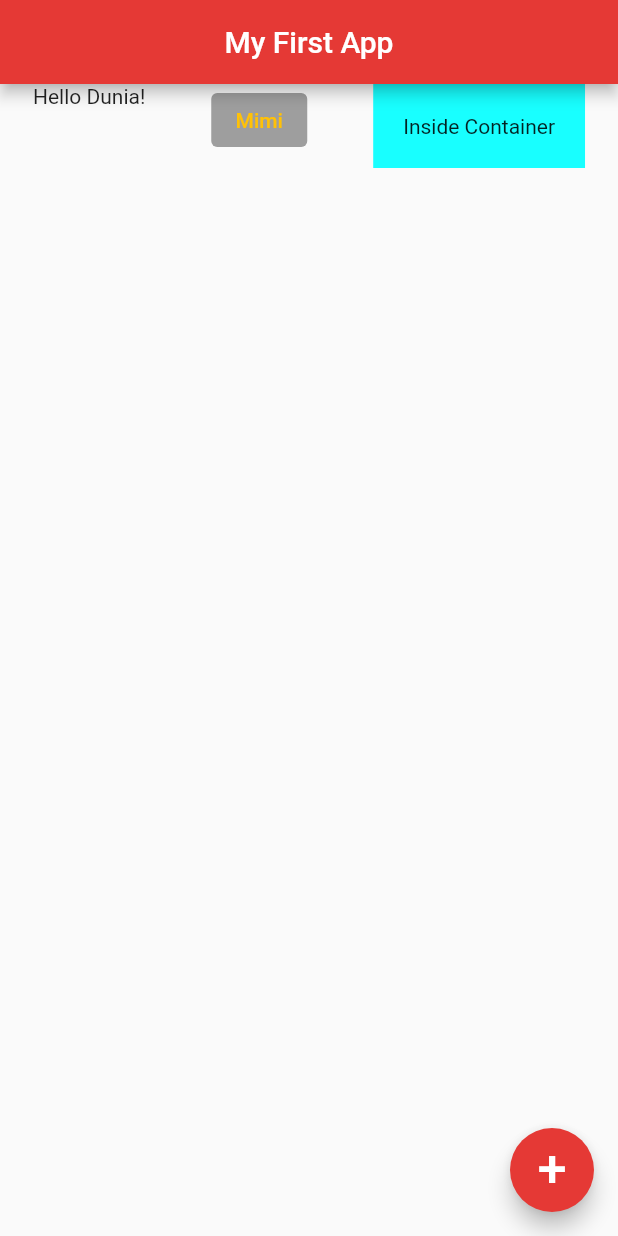
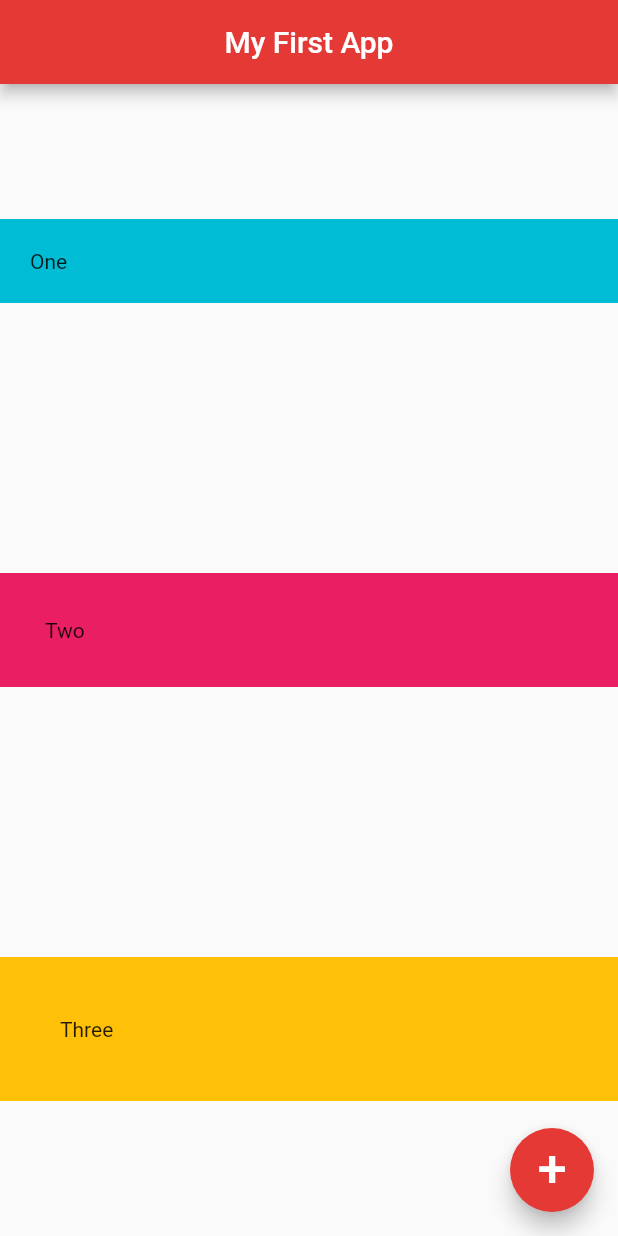
Before and after one commit to daktari01/flutterlings, a Flutter app: the screen it shows after launch, on a phone screen of 412 x 824 dp. Run offline on Flutter 3.47's test engine with Material 2 defaults, Android fonts, the phone set to English and light mode, and no system bars.

Commit message:
Working with columns

```diff
--- a/lib/main.dart
+++ b/lib/main.dart
@@ -13,27 +13,24 @@ class Home extends StatelessWidget {
         centerTitle: true,
         backgroundColor: Colors.red[600],
       ),
-      body: Row(
+      body: Column(
         mainAxisAlignment: MainAxisAlignment.spaceAround,
-        crossAxisAlignment: CrossAxisAlignment.start,
-        children: <Widget>[
-          // Padding(
-          //   padding: EdgeInsets.only(left: 20.0, right: 20.0),
-          //   child: Text('Hello Dunia!'),
-          // ),
-          Text('Hello Dunia!'),
-          TextButton(
-            onPressed: () {},
-            child: Text('Mimi'),
-            style: TextButton.styleFrom(
-              primary: Colors.amber,
-              backgroundColor: Colors.grey[500]
-            ),
+        crossAxisAlignment: CrossAxisAlignment.stretch,
+        children: [
+          Container(
+            padding: EdgeInsets.all(20.0),
+            color: Colors.cyan,
+            child: Text('One'),
           ),
           Container(
-            color: Colors.cyanAccent,
-            padding: EdgeInsets.all(20.0),
-            child: Text('Inside Container')
+            padding: EdgeInsets.all(30.0),
+            color: Colors.pink,
+            child: Text('Two'),
+          ),
+          Container(
+            padding: EdgeInsets.all(40.0),
+            color: Colors.amber,
+            child: Text('Three'),
           ),
         ],
       ),
```
